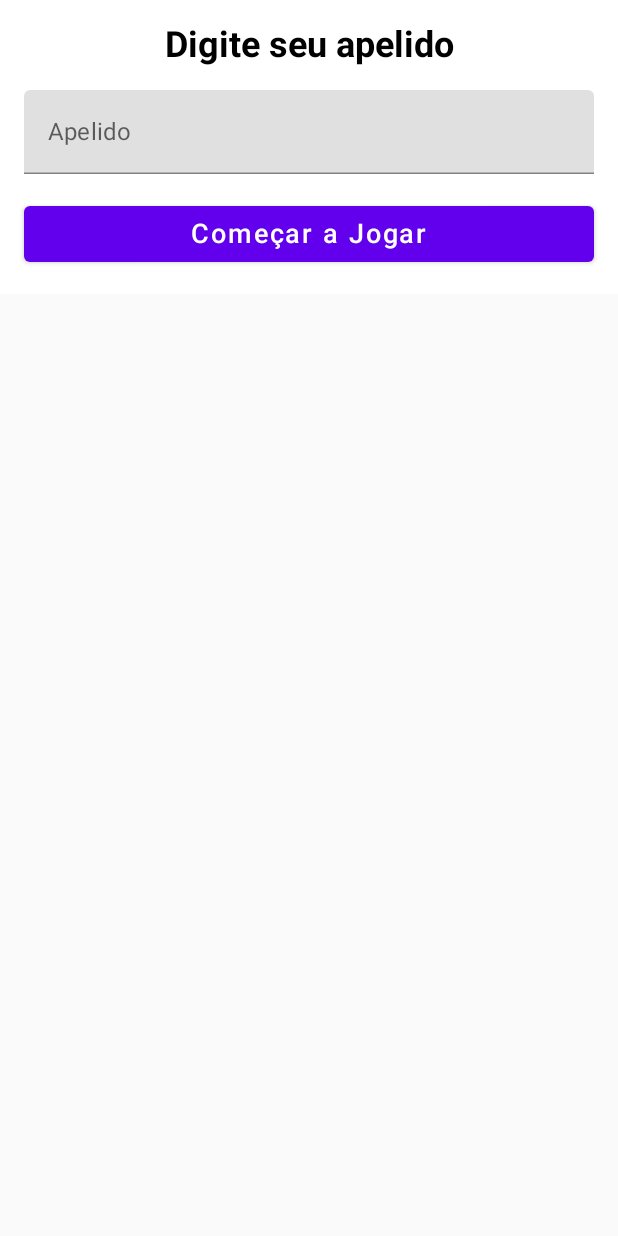
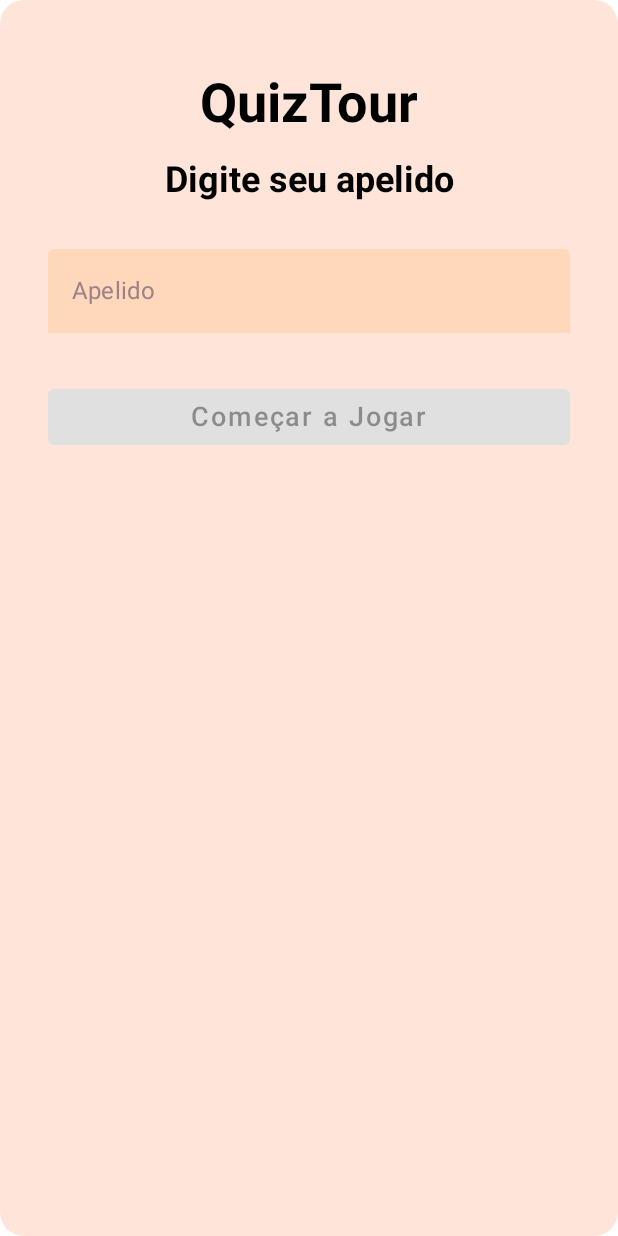
Before and after one commit to abressam/RA2_Somativa, an Android app built with Jetpack Compose: the screen it shows after launch (MainActivity), on a phone screen of 412 x 824 dp. Run offline under Robolectric (Android 15) with nearby library versions, the phone set to English and light mode, and no system bars; our stand-ins replace Room's generated code, livedata-compose.

Commit message:
change colors

```diff
--- a/app/src/main/java/com/example/ra2somativa/feature/data/model/PlayerData.kt
+++ b/app/src/main/java/com/example/ra2somativa/feature/data/model/PlayerData.kt
@@ -1,7 +1,7 @@
-//package com.example.ra2somativa.feature.data.model
-//
-//class PlayerData {
-//    fun loadPlayers(): List<Player> = listOf(
+package com.example.ra2somativa.feature.data.model
+
+class PlayerData {
+    fun loadPlayers(): List<Player> = listOf(
 //        Player(
 //            nickname = "Caio",
 //            score = 1700
@@ -26,5 +26,5 @@
 //            nickname = "Jorge",
 //            score = 7700
 //        )
-//    )
-//}
+    )
+}
--- a/app/src/main/java/com/example/ra2somativa/ui/StartScreen.kt
+++ b/app/src/main/java/com/example/ra2somativa/ui/StartScreen.kt
@@ -1,15 +1,24 @@
 package com.example.ra2somativa.ui
 
+import androidx.compose.foundation.background
 import androidx.compose.foundation.layout.Arrangement
+import androidx.compose.foundation.layout.Box
 import androidx.compose.foundation.layout.Column
 import androidx.compose.foundation.layout.Spacer
+import androidx.compose.foundation.layout.fillMaxSize
 import androidx.compose.foundation.layout.fillMaxWidth
 import androidx.compose.foundation.layout.height
 import androidx.compose.foundation.layout.padding
+import androidx.compose.foundation.shape.RoundedCornerShape
+import androidx.compose.foundation.text.KeyboardActions
+import androidx.compose.foundation.text.KeyboardOptions
 import androidx.compose.material.Button
+import androidx.compose.material.ButtonDefaults
+import androidx.compose.material.LocalTextStyle
 import androidx.compose.material.MaterialTheme
 import androidx.compose.material.Text
 import androidx.compose.material.TextField
+import androidx.compose.material.TextFieldDefaults
 import androidx.compose.runtime.Composable
 import androidx.compose.runtime.LaunchedEffect
 import androidx.compose.runtime.getValue
@@ -19,7 +28,12 @@ import androidx.compose.runtime.remember
 import androidx.compose.runtime.setValue
 import androidx.compose.ui.Alignment
 import androidx.compose.ui.Modifier
+import com.example.ra2somativa.ui.theme.*
 import androidx.compose.ui.text.font.FontWeight
+import androidx.compose.ui.text.input.ImeAction
+import androidx.compose.ui.text.input.KeyboardCapitalization
+import androidx.compose.ui.text.input.KeyboardType
+import androidx.compose.ui.text.style.TextAlign
 import androidx.compose.ui.unit.dp
 import androidx.compose.ui.unit.sp
 import com.example.ra2somativa.feature.data.model.Player
@@ -39,6 +53,12 @@ fun StartScreen(
         }
     }
 
+    Box(
+        modifier = Modifier
+            .fillMaxSize()
+            .background(color = backgroundScreen, shape = RoundedCornerShape(16.dp))
+            .padding(16.dp)
+    ) {
         Column(
             modifier = Modifier
                 .fillMaxWidth()
@@ -46,6 +66,14 @@ fun StartScreen(
             verticalArrangement = Arrangement.Center,
             horizontalAlignment = Alignment.CenterHorizontally
         ) {
+            Spacer(modifier = Modifier.height(16.dp))
+            Text(
+                text = "QuizTour",
+                fontSize = 36.sp,
+                fontWeight = FontWeight.Bold,
+                color = MaterialTheme.colors.onBackground
+            )
+            Spacer(modifier = Modifier.height(16.dp))
             Text(
                 text = "Digite seu apelido",
                 fontSize = 24.sp,
@@ -56,17 +84,47 @@ fun StartScreen(
             TextField(
                 value = nickname,
                 onValueChange = { nickname = it },
-            label = { Text(text = "Apelido") },
-            modifier = Modifier.fillMaxWidth()
+                placeholder = {
+                        Text(
+                            text = "Apelido",
+                            color = focusTextField
+                        )
+                },
+                singleLine = true, // Garantir que o campo tenha apenas uma linha
+                keyboardOptions = KeyboardOptions(
+                    keyboardType = KeyboardType.Text,
+                    capitalization = KeyboardCapitalization.Words,
+                    imeAction = ImeAction.Done // Mudar o rótulo do botão Enter para "Concluído"
+                ),
+                keyboardActions = KeyboardActions(
+                    onDone = { // Adicionar uma ação ao pressionar "Concluído"
+                        if (nickname.isNotEmpty()) {
+                            playerViewModel.addPlayer(nickname)
+                        }
+                    }
+                ),
+                modifier = Modifier
+                    .fillMaxWidth()
+                    .padding(vertical = 16.dp),
+                textStyle = LocalTextStyle.current.copy(textAlign = TextAlign.Start),
+                colors = TextFieldDefaults.textFieldColors(
+                    backgroundColor = textFieldBackground,
+                    focusedIndicatorColor = focusTextField,
+                    unfocusedIndicatorColor = textFieldBackground
+                )
             )
             Spacer(modifier = Modifier.height(16.dp))
             Button(
                 onClick = {
                     playerViewModel.addPlayer(nickname)
                 },
-            modifier = Modifier.fillMaxWidth()
+                colors = ButtonDefaults.buttonColors(backgroundColor = button),
+                modifier = Modifier
+                    .fillMaxWidth(),
+                enabled = nickname.isNotEmpty()
             ) {
                 Text(text = "Começar a Jogar", fontSize = 18.sp)
             }
         }
     }
+}
--- a/app/src/main/java/com/example/ra2somativa/ui/theme/Color.kt
+++ b/app/src/main/java/com/example/ra2somativa/ui/theme/Color.kt
@@ -9,3 +9,15 @@ val Pink80 = Color(0xFFEFB8C8)
 val Purple40 = Color(0xFF6650a4)
 val PurpleGrey40 = Color(0xFF625b71)
 val Pink40 = Color(0xFF7D5260)
+
+val backgroundScreen = Color(0xFFFFE5D9)
+val option1 = Color(0xFFCDB4DB)
+val option2 = Color(0xFFFFAFCC)
+val option3 = Color(0xFFA2D2FF)
+val option4 = Color(0xFFB9FBC0)
+val scoreBar = Color(0xFFF4ACB7)
+val currentPlayer = Color(0xFFFFE5D9)
+val button = Color(0xFFFFCAD4)
+
+val textFieldBackground = Color(0xFFFFD7BA)
+val focusTextField = Color(0xFF9D8189)
```
Also changed, not shown: app/src/main/java/com/example/ra2somativa/ui/AnswerGrid.kt (+5 -4 lines), app/src/main/java/com/example/ra2somativa/ui/QuizApp.kt (+9 -5 lines), app/src/main/java/com/example/ra2somativa/ui/ResultScreen.kt (+36 -9 lines). Lines whose indentation alone changed are shown as unchanged.
